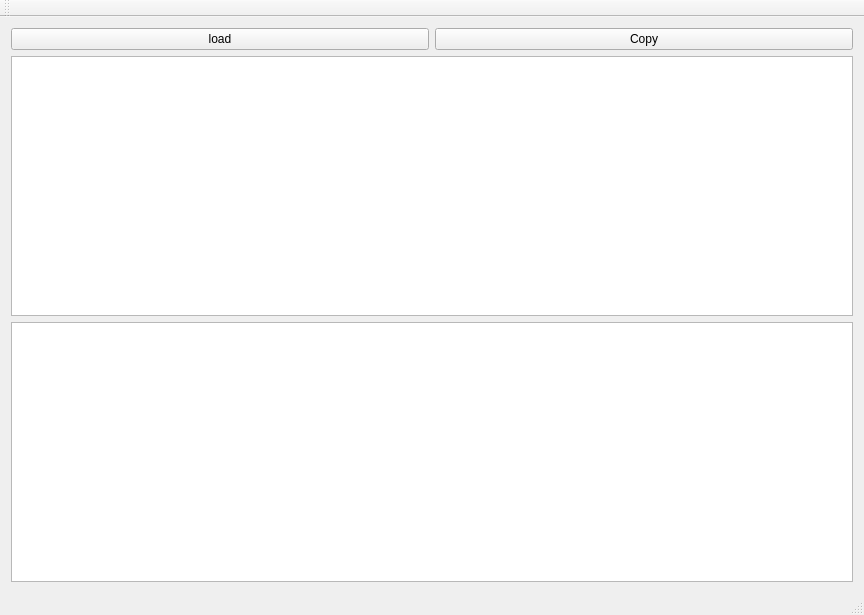
This is mainwindow.ui in bogie/medicoLabTool as Qt 5 draws it before an edit. The edited form follows.
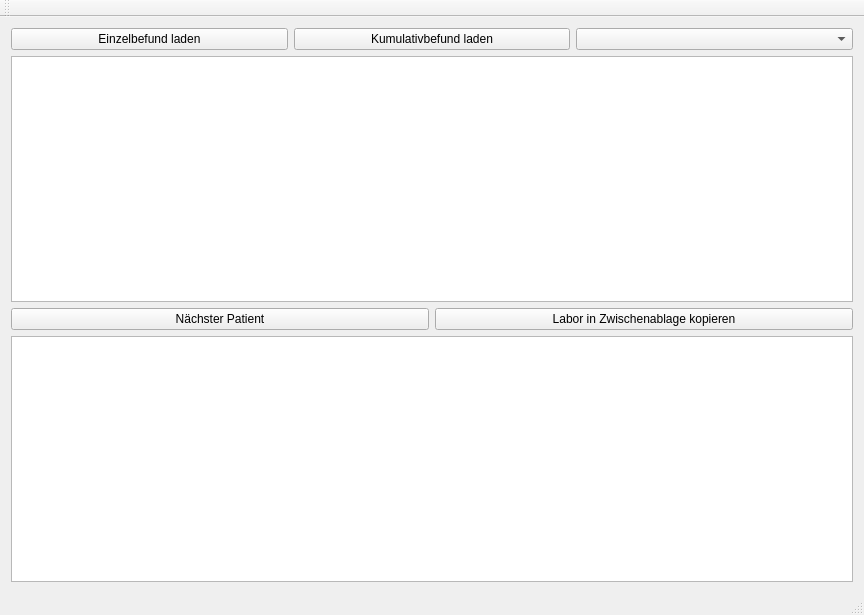
This is the edited form.

Patch:
```diff
--- a/mainwindow.ui
+++ b/mainwindow.ui
@@ -15,29 +15,50 @@
   </property>
   <widget class="QWidget" name="centralWidget">
    <layout class="QGridLayout" name="gridLayout">
-    <item row="0" column="0">
+    <item row="1" column="0">
      <layout class="QVBoxLayout" name="verticalLayout">
       <item>
        <layout class="QHBoxLayout" name="horizontalLayout">
         <item>
          <widget class="QPushButton" name="pushButton">
           <property name="text">
-           <string>load</string>
+           <string>Einzelbefund laden</string>
           </property>
          </widget>
         </item>
         <item>
          <widget class="QPushButton" name="pushButton_2">
           <property name="text">
-           <string>Copy</string>
+           <string>Kumulativbefund laden</string>
           </property>
          </widget>
         </item>
+        <item>
+         <widget class="QComboBox" name="comboBox"/>
+        </item>
        </layout>
       </item>
       <item>
        <widget class="QTextEdit" name="textEdit"/>
       </item>
+      <item>
+       <layout class="QHBoxLayout" name="horizontalLayout_2">
+        <item>
+         <widget class="QPushButton" name="clearButton">
+          <property name="text">
+           <string>Nächster Patient</string>
+          </property>
+         </widget>
+        </item>
+        <item>
+         <widget class="QPushButton" name="copyLabButton">
+          <property name="text">
+           <string>Labor in Zwischenablage kopieren</string>
+          </property>
+         </widget>
+        </item>
+       </layout>
+      </item>
       <item>
        <widget class="QTableWidget" name="tableWidget">
         <property name="editTriggers">
```
Left out of the diff: 9 changed lines with no effect on the pictures.
